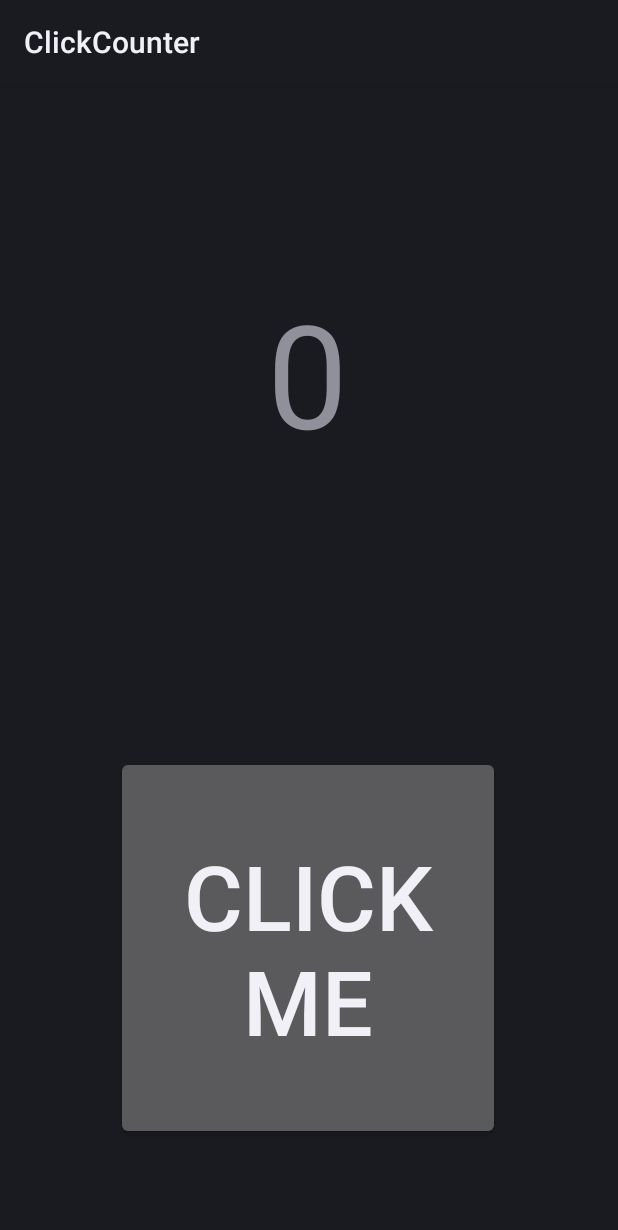
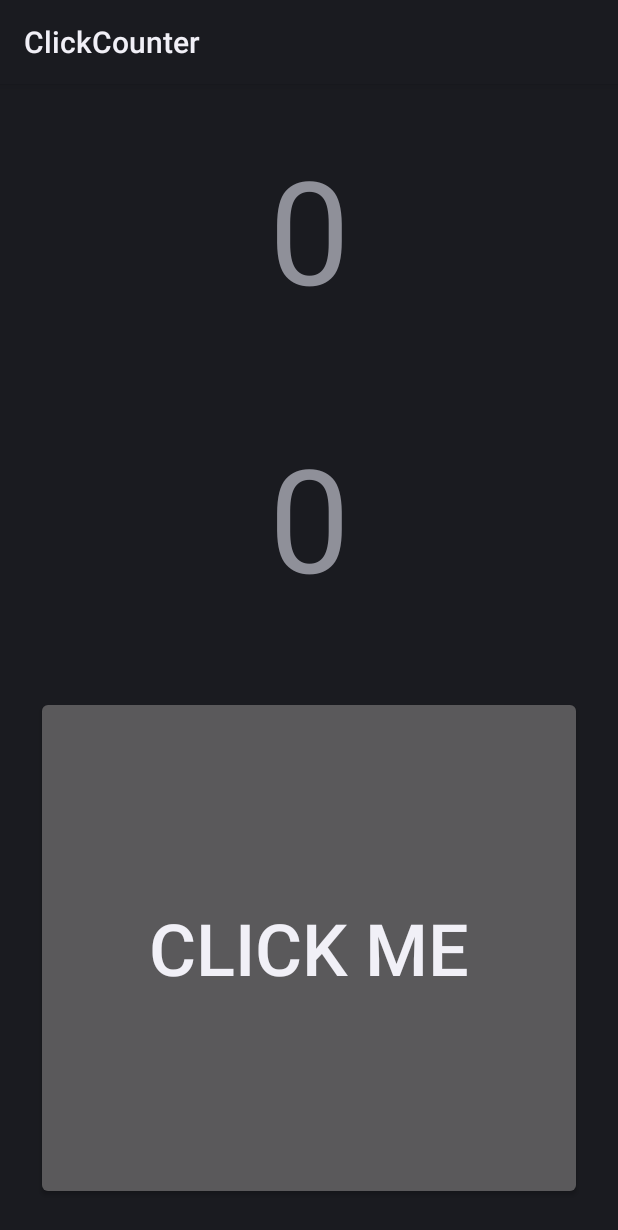
Before and after one commit to IamHARSHDABAS/ClickCounter, an Android app: the layout activity_main.xml on its own in the app's theme, with its tools: preview values and no code run, on a phone screen of 412 x 824 dp. Shown: the top 1230 px of the screen. Run offline under Robolectric (Android 15) with nearby library versions, the phone set to English and light mode, and no system bars.

Commit message:
Added time

```diff
--- a/app/src/main/java/com/iamharshdabas/clickcounter/MainActivity.kt
+++ b/app/src/main/java/com/iamharshdabas/clickcounter/MainActivity.kt
@@ -10,10 +10,12 @@ class MainActivity : AppCompatActivity() {
         super.onCreate(savedInstanceState)
         setContentView(R.layout.activity_main)
         var count = 0
+        var time = false
         val textNumberOfClicks = findViewById<TextView>(R.id.textNumberOfClicks)
         val buttonClick = findViewById<Button>(R.id.buttonClick)
         buttonClick.setOnClickListener {
             count++
+            time = true
             textNumberOfClicks.text = "$count"
         }
     }
--- a/app/src/main/res/layout/activity_main.xml
+++ b/app/src/main/res/layout/activity_main.xml
@@ -12,20 +12,12 @@
         android:layout_height="wrap_content"
         android:layout_marginTop="24dp"
         android:layout_marginBottom="24dp"
-        android:text="0"
+        android:text="@string/count_0"
         android:textSize="96sp"
-        app:layout_constraintBottom_toTopOf="@+id/guideline2"
+        app:layout_constraintBottom_toTopOf="@+id/guideline"
         app:layout_constraintEnd_toEndOf="parent"
-        app:layout_constraintHorizontal_bias="0.498"
         app:layout_constraintStart_toStartOf="parent"
         app:layout_constraintTop_toTopOf="parent" />
-
-    <androidx.constraintlayout.widget.Guideline
-        android:id="@+id/guideline"
-        android:layout_width="wrap_content"
-        android:layout_height="wrap_content"
-        android:orientation="vertical"
-        app:layout_constraintGuide_percent="0.5" />
 
     <androidx.constraintlayout.widget.Guideline
         android:id="@+id/guideline2"
@@ -34,33 +26,40 @@
         android:orientation="horizontal"
         app:layout_constraintGuide_percent="0.5" />
 
+    <Button
+        android:id="@+id/buttonClick"
+        android:layout_width="0dp"
+        android:layout_height="0dp"
+        android:layout_marginStart="24dp"
+        android:layout_marginTop="24dp"
+        android:layout_marginEnd="24dp"
+        android:layout_marginBottom="24dp"
+        android:text="Click ME"
+        android:textAlignment="center"
+        android:textSize="48sp"
+        app:layout_constraintBottom_toBottomOf="parent"
+        app:layout_constraintEnd_toEndOf="parent"
+        app:layout_constraintStart_toStartOf="parent"
+        app:layout_constraintTop_toTopOf="@+id/guideline2" />
+
     <androidx.constraintlayout.widget.Guideline
-        android:id="@+id/guideline3"
+        android:id="@+id/guideline"
         android:layout_width="wrap_content"
         android:layout_height="wrap_content"
         android:orientation="horizontal"
         app:layout_constraintGuide_percent="0.25" />
 
-    <androidx.constraintlayout.widget.Guideline
-        android:id="@+id/guideline4"
+    <TextView
+        android:id="@+id/textTime"
         android:layout_width="wrap_content"
         android:layout_height="wrap_content"
-        android:orientation="horizontal"
-        app:layout_constraintGuide_percent="0.75" />
-
-    <Button
-        android:id="@+id/buttonClick"
-        android:layout_width="256dp"
-        android:layout_height="256dp"
         android:layout_marginTop="24dp"
         android:layout_marginBottom="24dp"
-        android:text="Click ME"
-        android:textAlignment="center"
-        android:textSize="60sp"
-        app:layout_constraintBottom_toBottomOf="parent"
+        android:text="@string/count_0"
+        android:textSize="96sp"
+        app:layout_constraintBottom_toTopOf="@+id/guideline2"
         app:layout_constraintEnd_toEndOf="parent"
-        app:layout_constraintHorizontal_bias="0.496"
         app:layout_constraintStart_toStartOf="parent"
-        app:layout_constraintTop_toTopOf="@+id/guideline2" />
+        app:layout_constraintTop_toTopOf="@+id/guideline" />
 
 </androidx.constraintlayout.widget.ConstraintLayout>
--- a/app/src/main/res/values/strings.xml
+++ b/app/src/main/res/values/strings.xml
@@ -1,3 +1,4 @@
 <resources>
     <string name="app_name">ClickCounter</string>
+    <string name="count_0">0</string>
 </resources>
```
